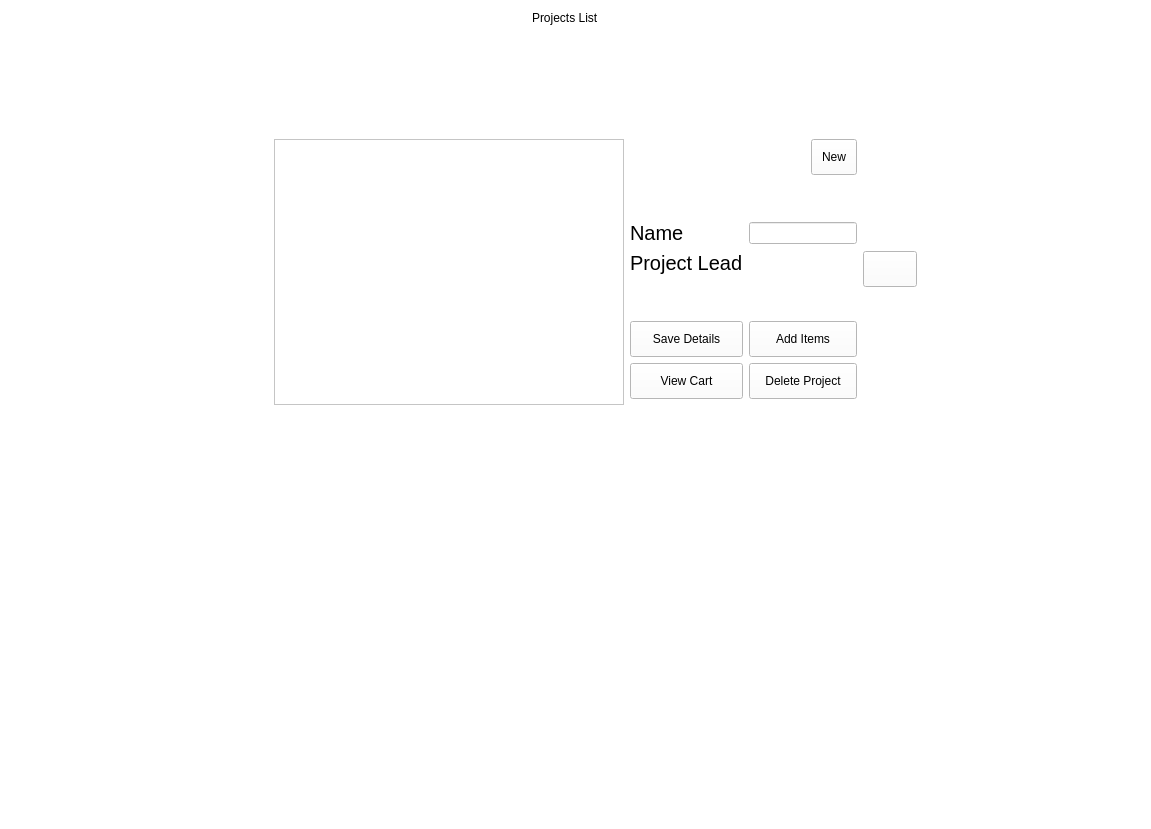
arc-bphc/sims-gui, file projectsBrowser.ui: the form before one commit.
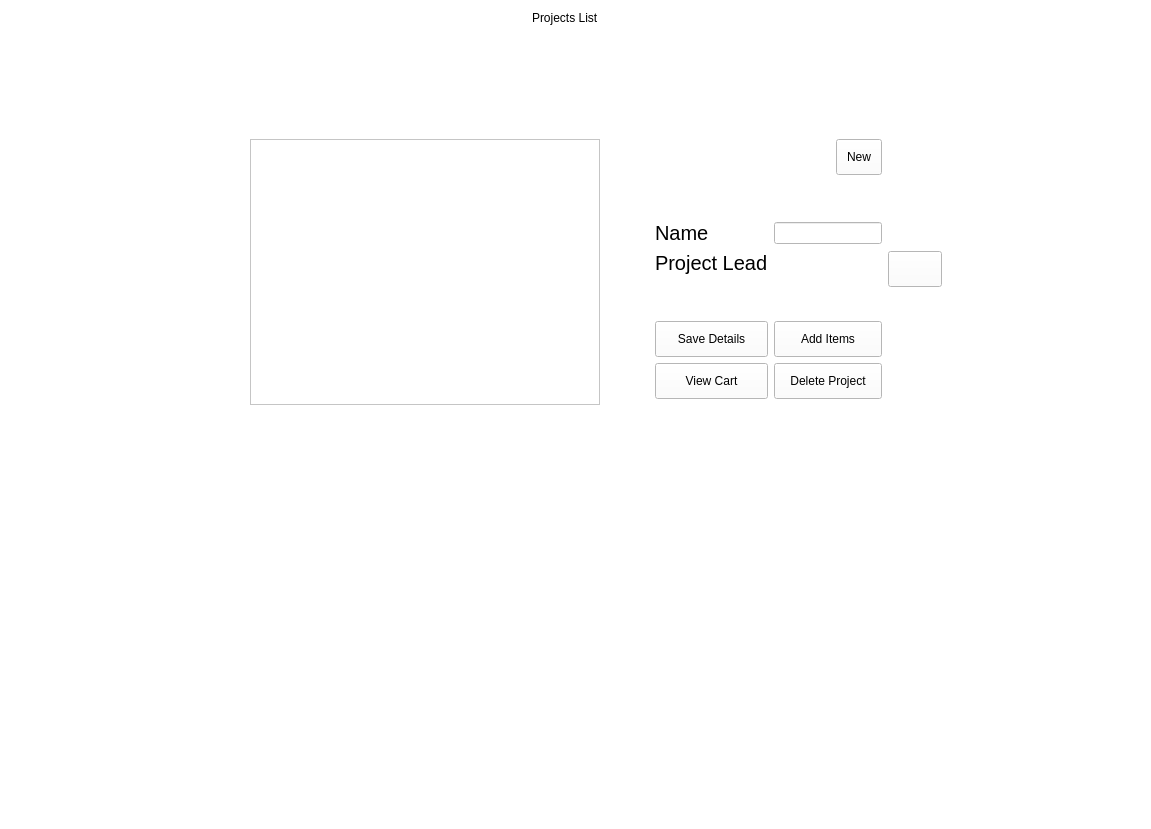
The form after the commit. Icons and pictures are not drawn.

The edit to the form file:
```diff
--- a/projectsBrowser.ui
+++ b/projectsBrowser.ui
@@ -66,7 +66,7 @@
        </property>
       </spacer>
      </item>
-     <item row="1" column="1" colspan="4" alignment="Qt::AlignHCenter">
+     <item row="1" column="1" colspan="5" alignment="Qt::AlignHCenter">
       <widget class="QLabel" name="label">
        <property name="styleSheet">
         <string notr="true">font: 24pt &quot;Noto Sans&quot;;</string>
@@ -76,7 +76,7 @@
        </property>
       </widget>
      </item>
-     <item row="3" column="3" colspan="2">
+     <item row="3" column="4" colspan="2">
       <layout class="QGridLayout" name="gridLayout_2">
        <property name="sizeConstraint">
         <enum>QLayout::SetFixedSize</enum>
@@ -246,7 +246,7 @@
        </item>
       </layout>
      </item>
-     <item row="3" column="5">
+     <item row="3" column="6">
       <widget class="QPushButton" name="pushButton">
        <property name="focusPolicy">
         <enum>Qt::NoFocus</enum>
@@ -266,7 +266,7 @@
        </property>
       </widget>
      </item>
-     <item row="2" column="1" colspan="4">
+     <item row="2" column="1" colspan="5">
       <spacer name="verticalSpacer">
        <property name="orientation">
         <enum>Qt::Vertical</enum>
@@ -295,6 +295,19 @@
        </property>
       </widget>
      </item>
+     <item row="3" column="3">
+      <spacer name="horizontalSpacer_5">
+       <property name="orientation">
+        <enum>Qt::Horizontal</enum>
+       </property>
+       <property name="sizeHint" stdset="0">
+        <size>
+         <width>40</width>
+         <height>20</height>
+        </size>
+       </property>
+      </spacer>
+     </item>
     </layout>
    </item>
    <item row="1" column="1">
```
